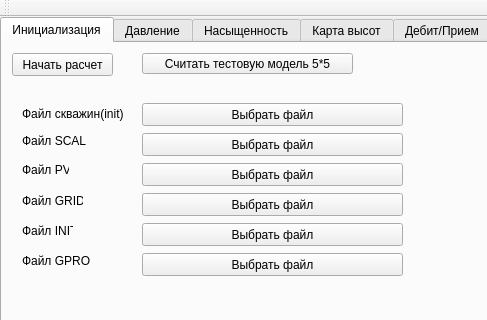
First picture: the form in mainwindow.ui, repository klast/simple_solver, before the edit; both pictures show x 0 to 487 and y 0 to 320 of the 1104 by 636 pixel window.
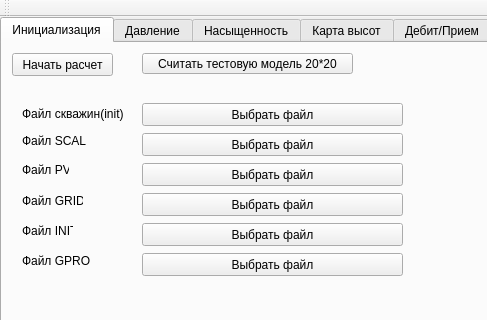
Second picture: the form after the edit.

Patch:
```diff
--- a/mainwindow.ui
+++ b/mainwindow.ui
@@ -212,7 +212,7 @@
        </rect>
       </property>
       <property name="text">
-       <string>Считать тестовую модель 5*5</string>
+       <string>Считать тестовую модель 20*20</string>
       </property>
      </widget>
     </widget>
```
